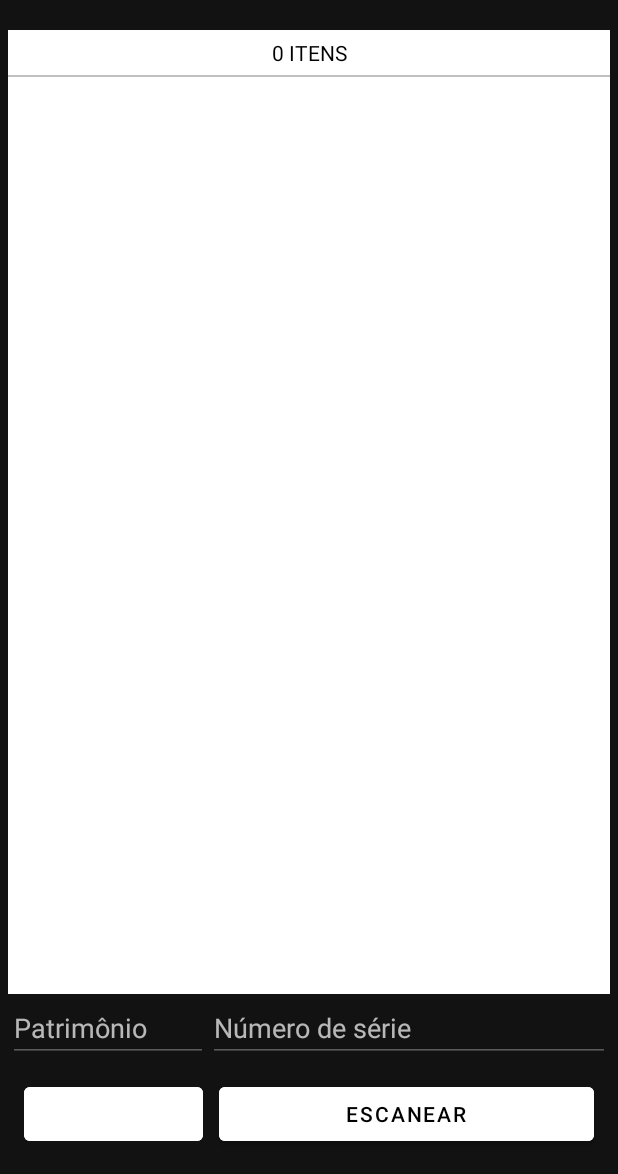
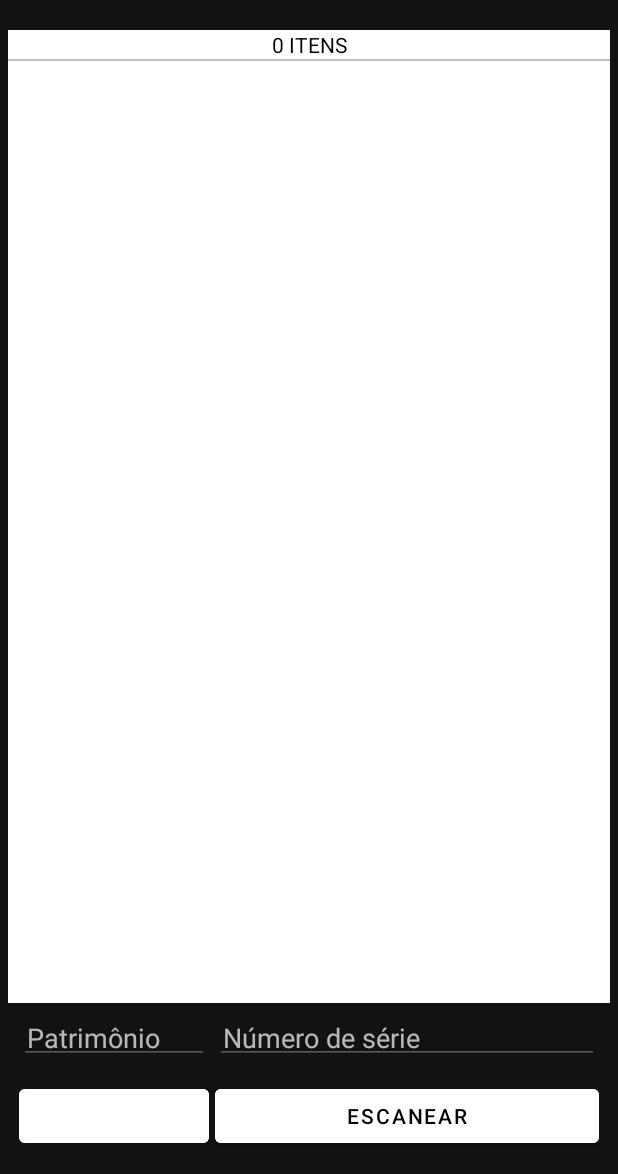
Before and after one commit to ils94/SEPAT_Scanner, an Android app: the screen it shows after launch (MainActivity), on a phone screen of 412 x 824 dp, the part 62-1236 px from its top. Run offline under Robolectric (Android 15) with nearby library versions, the phone set to English and light mode, and no system bars.

Commit message:
mudança na interface

```diff
--- a/app/src/main/res/layout/activity_main.xml
+++ b/app/src/main/res/layout/activity_main.xml
@@ -14,47 +14,65 @@
         android:layout_height="wrap_content"
         android:background="@color/white"
         android:gravity="center"
-        android:padding="5dp"
         android:text="0 ITENS"
-        android:textColor="@color/black"/>
+        android:textColor="@color/black" />
 
     <View
         android:layout_width="match_parent"
         android:layout_height="1dp"
         android:background="#c0c0c0" />
 
+    <ScrollView
+        android:id="@+id/relacaoScrollView"
+        android:layout_width="match_parent"
+        android:layout_height="match_parent"
+        android:layout_weight="1"
+        android:fillViewport="true">
+
         <EditText
             android:id="@+id/relacao"
             android:layout_width="match_parent"
-        android:layout_height="0dp"
-        android:layout_weight="1"
+            android:layout_height="match_parent"
             android:background="@color/white"
             android:gravity="top|start"
             android:inputType="textMultiLine"
             android:padding="5dp"
-        android:textSize="18sp"
-        android:textColor="@color/black" />
+            android:textColor="@color/black"
+            android:textSize="18sp" />
+
+    </ScrollView>
+
+    <LinearLayout
+        android:layout_width="match_parent"
+        android:layout_height="match_parent"
+        android:layout_weight="5"
+        android:orientation="vertical">
 
         <LinearLayout
             android:layout_width="match_parent"
             android:layout_height="wrap_content"
-        android:orientation="horizontal">
+            android:orientation="horizontal"
+            android:padding="5dp">
 
             <EditText
                 android:id="@+id/patrimonio"
-            android:layout_width="0dp"
-            android:layout_height="wrap_content"
-            android:layout_weight="1"
+                android:layout_width="match_parent"
+                android:layout_height="match_parent"
+                android:layout_marginHorizontal="2dp"
+                android:layout_weight="2"
                 android:hint="Patrimônio"
                 android:inputType="number"
+                android:padding="5dp"
                 android:singleLine="true" />
 
             <EditText
                 android:id="@+id/NumSerie"
-            android:layout_width="0dp"
+                android:layout_width="match_parent"
                 android:layout_height="wrap_content"
-            android:layout_weight="2"
+                android:layout_marginHorizontal="2dp"
+                android:layout_weight="1"
                 android:hint="Número de série"
+                android:padding="5dp"
                 android:singleLine="true" />
 
         </LinearLayout>
@@ -65,34 +83,26 @@
             android:orientation="horizontal"
             android:padding="5dp">
 
-        <LinearLayout
-            android:layout_width="wrap_content"
-            android:layout_height="wrap_content"
-            android:layout_weight="1"
-            android:padding="5dp">
-
             <Button
                 android:id="@+id/ok"
                 android:layout_width="match_parent"
-                android:layout_height="match_parent"
+                android:layout_height="wrap_content"
+                android:layout_marginHorizontal="2dp"
+                android:layout_weight="2"
                 android:backgroundTint="@color/white"
                 android:padding="5dp"
                 android:text="Ok" />
-        </LinearLayout>
-
-        <LinearLayout
-            android:layout_width="wrap_content"
-            android:layout_height="wrap_content"
-            android:layout_weight="5"
-            android:padding="5dp">
 
             <Button
                 android:id="@+id/scan"
                 android:layout_width="match_parent"
-                android:layout_height="match_parent"
+                android:layout_height="wrap_content"
+                android:layout_marginHorizontal="2dp"
+                android:layout_weight="1"
                 android:backgroundTint="@color/white"
                 android:padding="5dp"
                 android:text="Escanear" />
+
         </LinearLayout>
 
     </LinearLayout>
```
Lines whose indentation alone changed are shown as unchanged.
